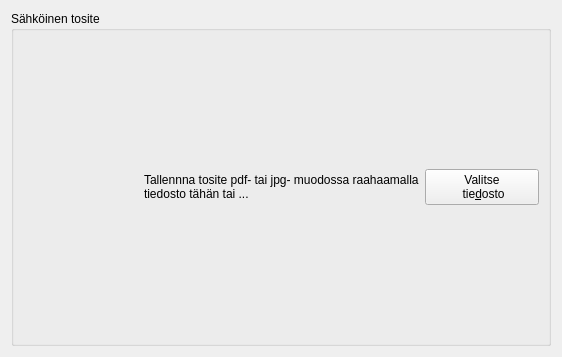
artoh/kitupiikki, file kitupiikki/kirjaus/tositewg.ui: the form before one commit.
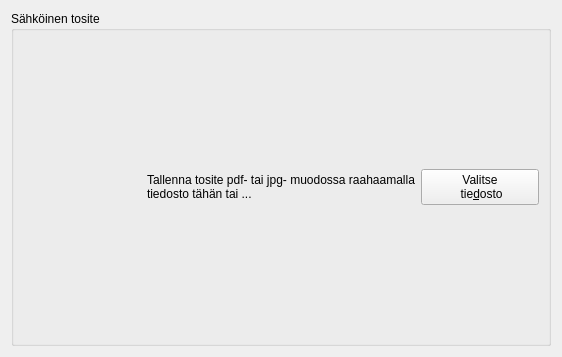
The form after the commit. Icons and pictures are not drawn.

Commit message: Poistajan tilityyppitarkastus

What changed in the file:
```diff
--- a/kitupiikki/kirjaus/tositewg.ui
+++ b/kitupiikki/kirjaus/tositewg.ui
@@ -33,7 +33,7 @@
       <item>
        <widget class="QLabel" name="label_2">
         <property name="text">
-         <string>Tallennna tosite pdf- tai jpg- muodossa raahaamalla tiedosto tähän tai ...</string>
+         <string>Tallenna tosite pdf- tai jpg- muodossa raahaamalla tiedosto tähän tai ...</string>
         </property>
         <property name="wordWrap">
          <bool>true</bool>
```
The commit also changes 2 other files.
